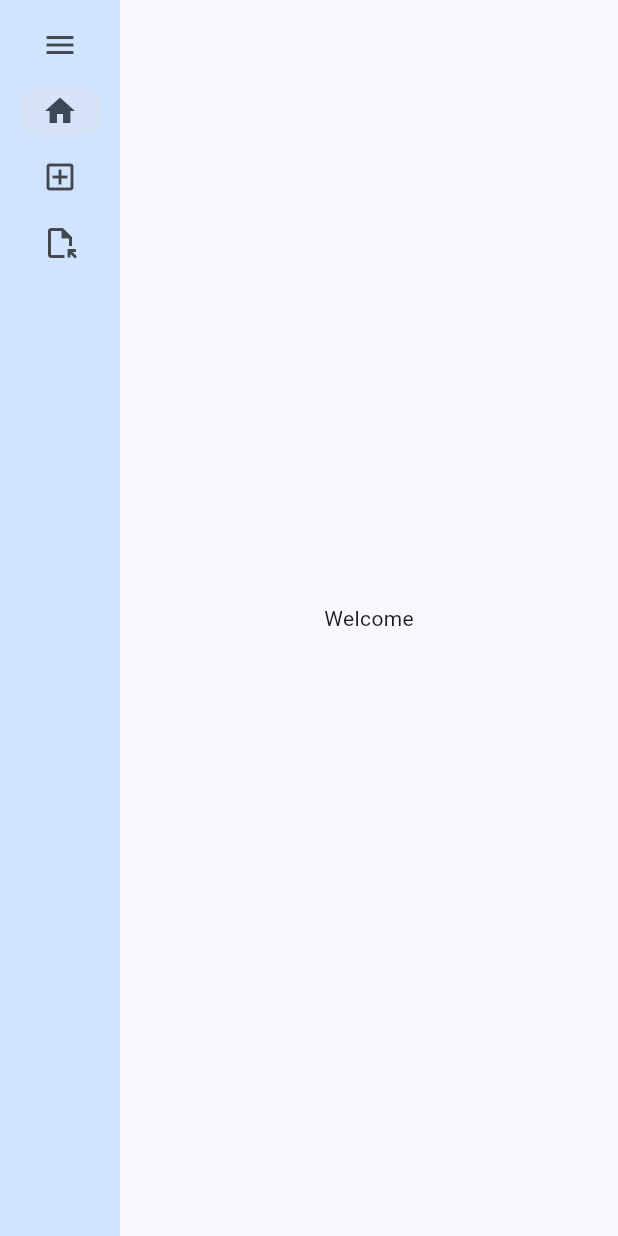
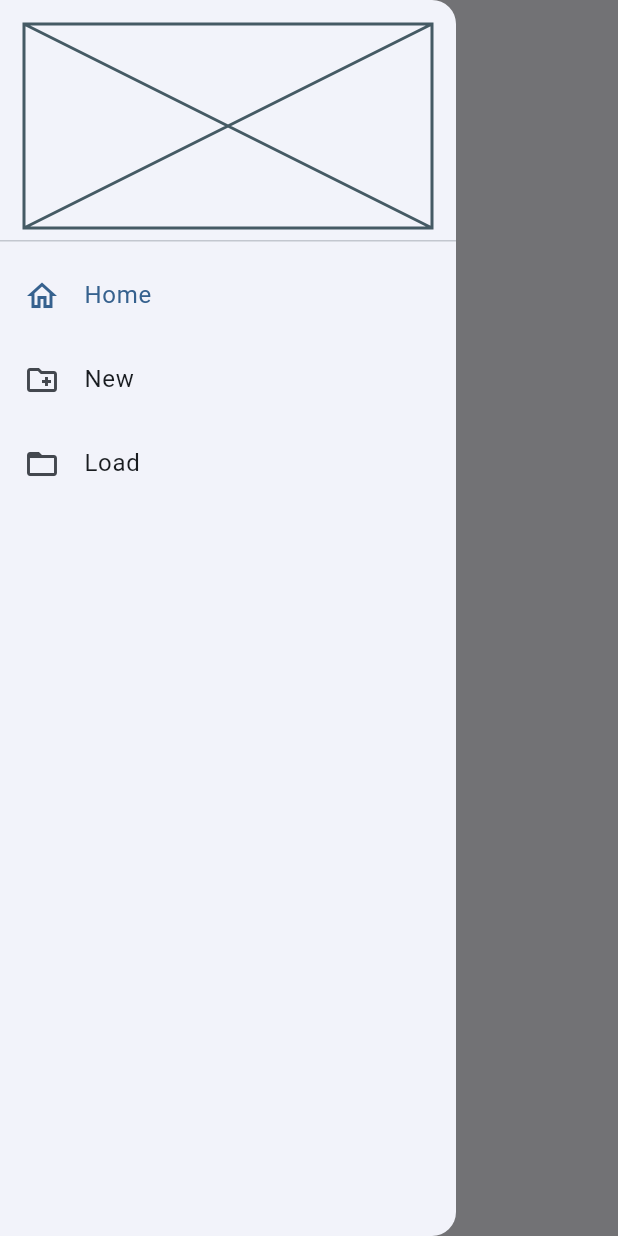
Before and after one commit to tomschulz02/Tournament-Organiser, a Flutter app: the screen it shows after launch, with the side drawer open (before the commit the screen has no drawer), on a phone screen of 412 x 824 dp. Run offline on Flutter 3.47's test engine with Material 3 defaults, Android fonts, the light colour scheme and no system bars.

Commit message:
Responsive UI changes
See Patch 0.24.02.15.0

```diff
--- a/tourganiser/lib/create.dart
+++ b/tourganiser/lib/create.dart
@@ -122,8 +122,9 @@ class _CreateTournamentFormState extends State<CreateTournamentForm> {
                     ),
                   ),
                   SizedBox(width: 20,),
-                  ConstrainedBox(
-                    constraints: BoxConstraints(maxWidth: selectionFieldWidth, minHeight: selectionFieldHeight),
+                  SizedBox(
+                    width: selectionFieldWidth,
+                    height: selectionFieldHeight,
                     child: ElevatedButton(
                       child: Text('Create'),
                       onPressed: () {
@@ -250,13 +251,12 @@ class _CreateTournamentFormState extends State<CreateTournamentForm> {
               children: [
                 Expanded(
                   child: Text(
-                    'First elimination round:',
+                    'First round to follow the group stages:',
                     style: TextStyle(fontSize: 15),
                   ),
                 ),
-                ConstrainedBox(
-                  constraints: BoxConstraints(maxWidth: selectionFieldWidth, maxHeight: selectionFieldHeight),
-                  child: DropdownMenu(
+                /*DropdownMenu(
+                  width: selectionFieldWidth,
                   initialSelection: EliminationRound.roundOf16,
                   controller: _eliminationController,
                   dropdownMenuEntries: EliminationRound.values.map((EliminationRound eliminationRound) {
@@ -268,8 +268,7 @@ class _CreateTournamentFormState extends State<CreateTournamentForm> {
                   onSelected: (EliminationRound? eliminationRound) {
                     _eliminationRound = eliminationRound;
                   },
-                  ),
-                ),
+                ),*/
               ],
             ),
           ),
@@ -280,3 +279,28 @@ class _CreateTournamentFormState extends State<CreateTournamentForm> {
     );
   }
 }
+
+class CreateTournamentPageSmall extends StatelessWidget {
+  const CreateTournamentPageSmall({
+    super.key,
+  });
+
+  @override
+  Widget build(BuildContext context) {
+    return Scaffold(
+      appBar: AppBar(
+        title: const Text('Create a Tournament'),
+      ),
+      body: CreateTournamentFormSmall(),
+    );
+  }
+}
+
+class CreateTournamentFormSmall extends StatelessWidget {
+  @override
+  Widget build (BuildContext context) {
+    return Center(
+      child: Text('Small screen form'),
+    );
+  }
+}
--- a/tourganiser/lib/main.dart
+++ b/tourganiser/lib/main.dart
@@ -1,5 +1,4 @@
 import 'package:flutter/material.dart';
-import 'package:provider/provider.dart';
 import 'create.dart';
 
 void main() {
@@ -9,105 +8,103 @@ void main() {
 class MainApp extends StatelessWidget {
   const MainApp({super.key});
 
+  static const appTitle = 'Tourganiser';
+
   @override
   Widget build(BuildContext context) {
-    return ChangeNotifierProvider(
-      create: (context) => MyAppState(),
-      child: MaterialApp(
-        title: 'Tourganiser',
+      return MaterialApp(
+        title: appTitle,
         theme: ThemeData(
           useMaterial3: true,
           colorScheme: ColorScheme.fromSeed(seedColor: Colors.blue)
         ),
-        home: MyHomePage(),
-      ),
+        home: PageLayout(title: appTitle,),
       );
   }
 }
 
-class MyAppState extends ChangeNotifier {
+class PageLayout extends StatefulWidget {
+  const PageLayout({super.key, required this.title});
 
+  final String title;
+
+  @override
+  State<PageLayout> createState() => _PageLayoutState();
 }
 
-class MyHomePage extends StatefulWidget {
-  const MyHomePage({super.key});
+class _PageLayoutState extends State<PageLayout> {
+  int _selectedPageIndex = 0;
+  static bool _wideScreen = false;
+
+  //List with all the pages from the drawer selection
+  static const List<Widget> _detailsPageList = <Widget>[
+    HomePage(),
+    CreateTournamentPage(),
+    LoadTournamentPage(),
+  ];
+
+  //List with the small screen versions of all the pages
+  static const List<Widget> _detailsPageListSmall = <Widget>[
+    HomePageSmall(),
+    CreateTournamentPageSmall(),
+    LoadTournamentPageSmall()
+  ];
+
+  //function for what to do when a ListTile is selected
+  void _onTapped (int value) {
+    //changes which page should be loaded
+    setState(() {
+      _selectedPageIndex = value;
+    });
+  }
 
   @override
-  State<MyHomePage> createState() => _MyHomePageState();
-}
+  Widget build (BuildContext context) {
+    _wideScreen = MediaQuery.of(context).size.width > 600 ? true : false;
 
-class _MyHomePageState extends State<MyHomePage> {
-  var selectedIndex = 1;
-  bool expandedNav = false;
-  Widget page = HomePage();
-
-  @override
-  Widget build(BuildContext context) {
-
-    final theme = Theme.of(context);
-
-    switch(selectedIndex){
-      case 0:
-        expandedNav = !expandedNav;
-        break;
-      case 1:
-        page = HomePage();
-        break;
-      case 2:
-        page = CreateTournamentPage();
-        break;
-      case 3:
-        page = LoadTournamentPage();
-        break;
-      default:
-        throw UnimplementedError('no page created for $selectedIndex');
-    }
-
-    return LayoutBuilder(
-      builder: (context, constraints) {
     return Scaffold(
-          body: Row(
+      appBar: AppBar(title: Text(widget.title),),
+      body: Container(
+        child: _wideScreen ? _detailsPageList[_selectedPageIndex] : _detailsPageListSmall[_selectedPageIndex],
+      ),
+      drawer: Drawer(
+        child: ListView(
+          padding: EdgeInsets.zero,
           children: [
-              SafeArea(
-                child: NavigationRail(
-                  backgroundColor: theme.colorScheme.primaryContainer,
-                  extended: expandedNav,
-                  destinations: [
-                    NavigationRailDestination(
-                      icon: Tooltip(message: 'Expand', child: Icon(Icons.menu),),
-                      label: Text(''),
+            const DrawerHeader(
+              decoration: BoxDecoration(),
+              child: Placeholder(),
             ),
-                    NavigationRailDestination(
-                      icon: Icon(Icons.home),
-                      label: Text('Home')
-                    ),
-                    NavigationRailDestination(
-                      icon: Icon(Icons.add_box_outlined),
-                      label: Text('New')
-                    ),
-                    NavigationRailDestination(
-                      icon: Icon(Icons.file_open_outlined),
-                      label: Text('Load')
-                    ),
-                  ],
-                  selectedIndex: selectedIndex,
-                  onDestinationSelected: (value) {
-                    setState(() {
-                      selectedIndex = value;
-                    });
-                    //print('selected $selectedIndex');
+            ListTile(
+              title: Text('Home'),
+              leading: Icon(Icons.home_outlined),
+              selected: _selectedPageIndex==0,
+              onTap: () {
+                _onTapped(0);
+                Navigator.pop(context);
               },
             ),
+            ListTile(
+              title: Text('New'),
+              leading: Icon(Icons.create_new_folder_outlined),
+              selected: _selectedPageIndex==1,
+              onTap: () {
+                _onTapped(1);
+                Navigator.pop(context);
+              },
             ),
-              Expanded(
-                child: Container(
-                  child: page,
+            ListTile(
+              title: Text('Load'),
+              leading: Icon(Icons.folder_open_outlined),
+              selected: _selectedPageIndex==2,
+              onTap: () {
+                _onTapped(2);
+                Navigator.pop(context);
+              },
+            )
+          ],
         ),
       ),
-            ],
-          ),
-        );
-      }
     );
   }
 }
@@ -125,6 +122,19 @@ class LoadTournamentPage extends StatelessWidget {
   }
 }
 
+class LoadTournamentPageSmall extends StatelessWidget {
+  const LoadTournamentPageSmall({
+    super.key,
+  });
+
+  @override
+  Widget build(BuildContext context) {
+    return Center(
+      child: Text('Small History'),
+    );
+  }
+}
+
 class HomePage extends StatelessWidget {
   const HomePage({
     super.key,
@@ -137,3 +147,16 @@ class HomePage extends StatelessWidget {
     );
   }
 }
+
+class HomePageSmall extends StatelessWidget {
+  const HomePageSmall({
+    super.key,
+  });
+
+  @override
+  Widget build(BuildContext context) {
+    return Center(
+      child: Text('Small Welcome'),
+    );
+  }
+}
```
Also changed, not shown: 1 other file. Lines whose indentation alone changed are shown as unchanged.
